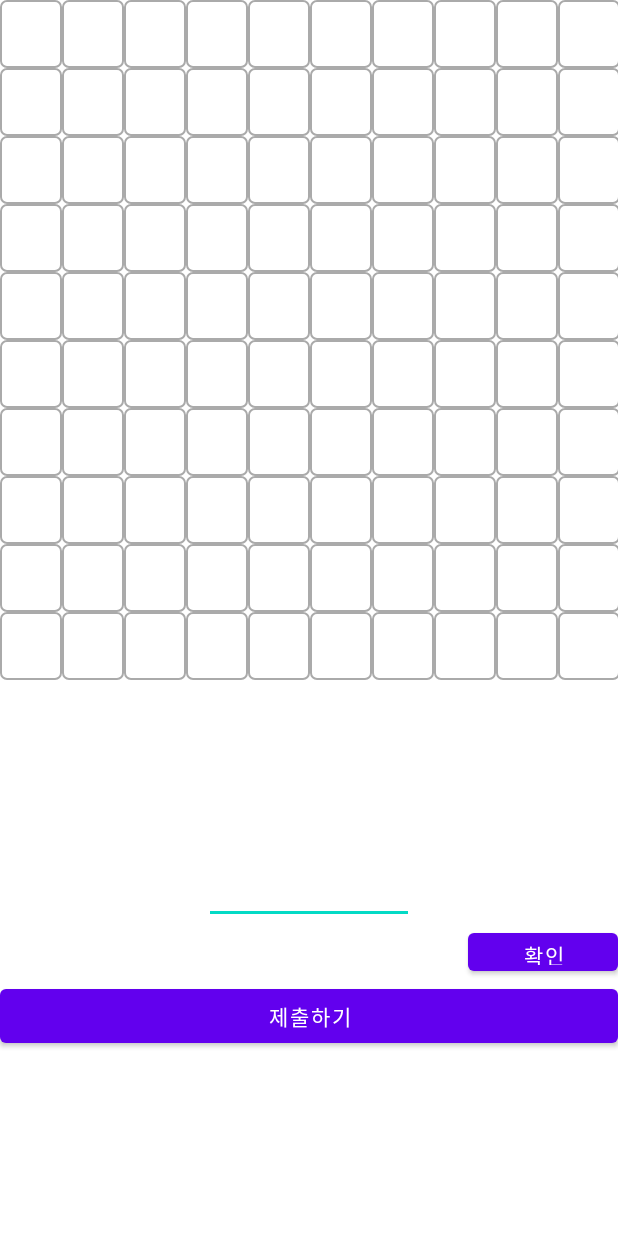
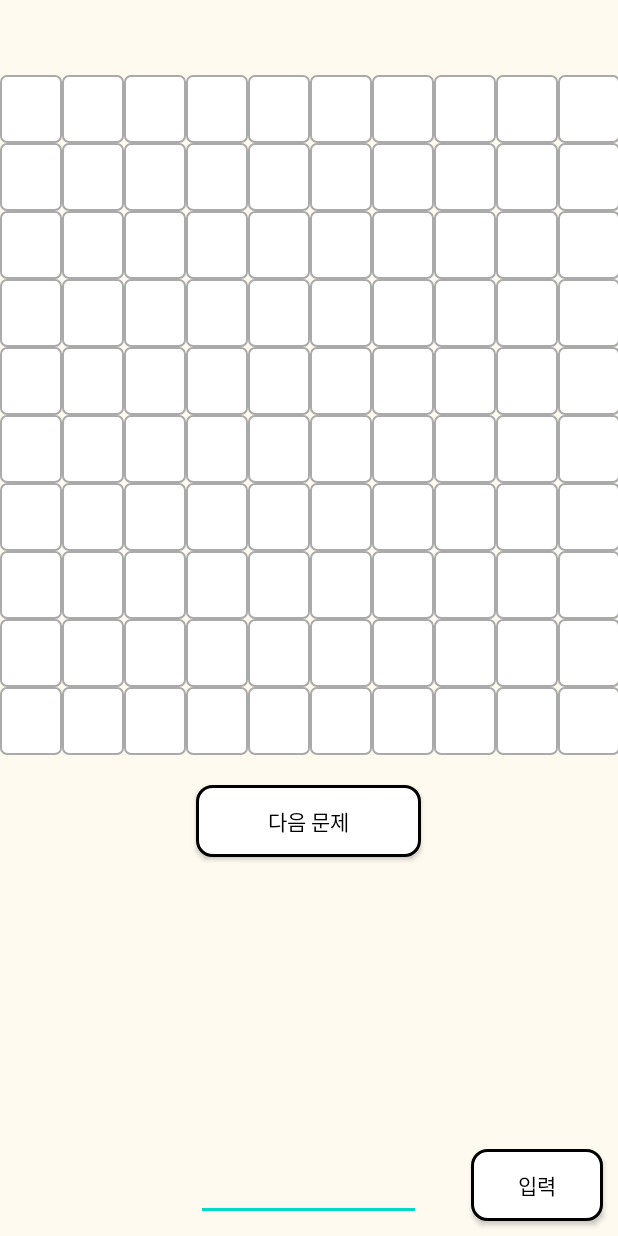
Before and after one commit to ghc1124/VocaUp, an Android app: the CrossWord screen opened directly, with no data from a screen before it, on a phone screen of 412 x 824 dp. Run offline under Robolectric (Android 15) with nearby library versions, the light colour scheme and no system bars; 12 statements that could not run were skipped.

Commit message:
20210527 수정

```diff
--- a/app/src/main/AndroidManifest.xml
+++ b/app/src/main/AndroidManifest.xml
@@ -18,7 +18,8 @@
         <activity android:name=".quiz.MeanSpelling" />
         <activity android:name=".quiz.BlankSpelling" />
         <activity android:name=".quiz.PronMean" />
-        <activity android:name=".quiz.CrossWord" />
+        <activity android:name=".quiz.CrossWord"
+            android:windowSoftInputMode="adjustResize|stateHidden" />
         <activity android:name=".activity.DetailActivity"
                   android:theme="@style/Theme.AppCompat.Dialog"/>
         <activity
--- a/app/src/main/res/layout/activity_cross_word.xml
+++ b/app/src/main/res/layout/activity_cross_word.xml
@@ -1,16 +1,30 @@
 <?xml version="1.0" encoding="utf-8"?>
-<LinearLayout xmlns:android="http://schemas.android.com/apk/res/android"
+<RelativeLayout xmlns:android="http://schemas.android.com/apk/res/android"
     xmlns:app="http://schemas.android.com/apk/res-auto"
     xmlns:tools="http://schemas.android.com/tools"
     android:layout_width="match_parent"
     android:layout_height="match_parent"
-    android:background="@color/white"
+    android:background="#FFFAF0"
     android:orientation="vertical">
+
+
+    <TextView
+        android:id="@+id/mean_text"
+        android:layout_width="match_parent"
+        android:layout_height="50dp"
+        android:layout_alignParentTop="true"
+        android:gravity="center|center_horizontal"
+        android:singleLine="true"
+        android:textColor="@color/black"
+        android:textSize="18sp"
+        android:textStyle="bold" />
 
     <GridLayout
         android:id="@+id/grid"
         android:layout_width="match_parent"
         android:layout_height="wrap_content"
+        android:layout_below="@id/mean_text"
+        android:layout_alignParentBottom="false"
         android:columnCount="10"
         android:orientation="horizontal"
         android:rowCount="10">
@@ -1016,38 +1030,41 @@
             android:textStyle="bold" />
     </GridLayout>
 
-
-    <TextView
-        android:id="@+id/mean_text"
-        android:layout_width="match_parent"
-        android:layout_height="117dp"
-        android:layout_row="2"
-        android:layout_column="0"
-        android:gravity="center|center_horizontal"
-        android:textColor="@color/black" />
-
     <EditText
         android:id="@+id/editText1"
-        android:layout_width="140dp"
+        android:layout_width="150dp"
         android:layout_height="wrap_content"
-        android:layout_gravity="center"
+        android:layout_alignParentBottom="true"
+        android:layout_centerHorizontal="true"
+        android:layout_gravity="center_horizontal"
+        android:layout_marginBottom="10dp"
         android:singleLine="true"
         android:textColor="@color/black" />
 
+    <android.widget.Button
+        android:id="@+id/submit_btn"
+        android:layout_width="150dp"
+        android:layout_height="wrap_content"
+        android:layout_below="@id/grid"
+        android:layout_centerHorizontal="true"
+        android:layout_gravity="center"
+        android:layout_marginTop="20dp"
+        android:background="@drawable/button_bg"
+        android:text="다음 문제"
+        android:textColor="@color/black"
+        android:typeface="serif" />
 
-    <Button
+    <android.widget.Button
         android:id="@+id/ok_btn"
-        android:layout_width="100dp"
-        android:layout_height="37dp"
-        android:layout_row="3"
-        android:layout_column="0"
-        android:layout_gravity="right"
-        android:text="확인" />
+        android:layout_width="wrap_content"
+        android:layout_height="wrap_content"
+        android:layout_alignParentRight="true"
+        android:layout_alignParentBottom="true"
+        android:layout_marginEnd="10dp"
+        android:layout_marginBottom="10dp"
+        android:background="@drawable/button_bg"
+        android:text="입력"
+        android:textColor="@color/black"
+        android:typeface="serif" />
 
-    <Button
-        android:id="@+id/submit_btn"
-        android:layout_width="match_parent"
-        android:layout_height="wrap_content"
-        android:text="제출하기" />
-
-</LinearLayout>
+</RelativeLayout>
```
Also changed, not shown: app/src/main/java/com/test/vocaup/activity/DetailActivity.java (+6 -0 lines), app/src/main/java/com/test/vocaup/quiz/CrossWord.java (+4 -0 lines), app/src/main/res/layout/activity_detail.xml (+39 -4 lines).
